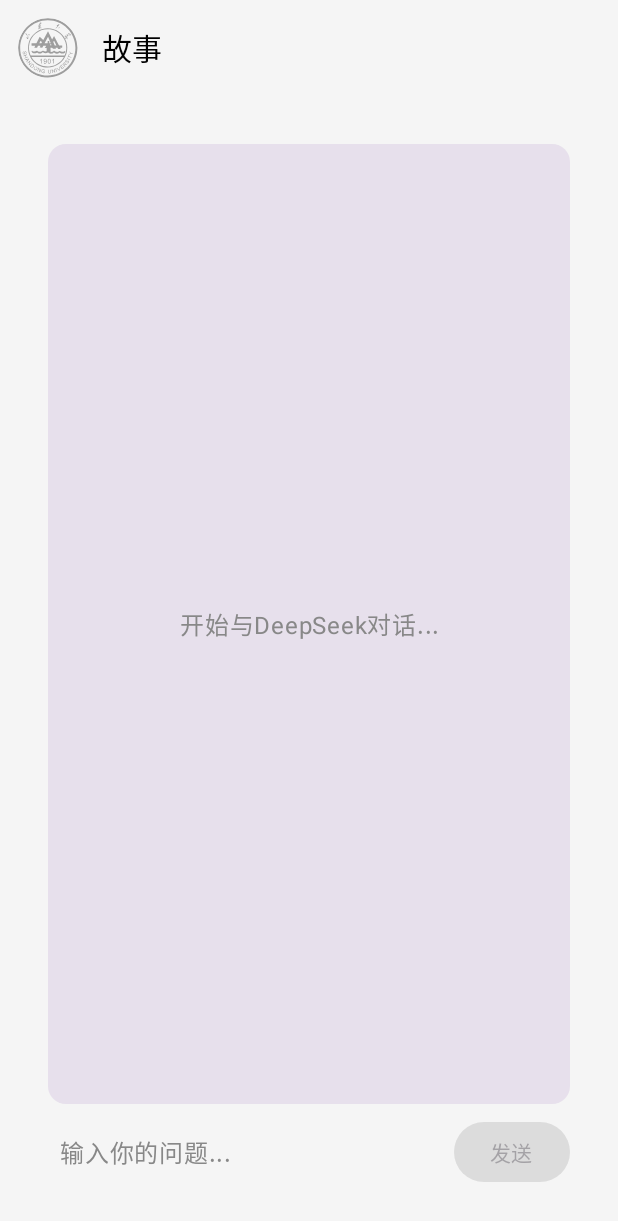
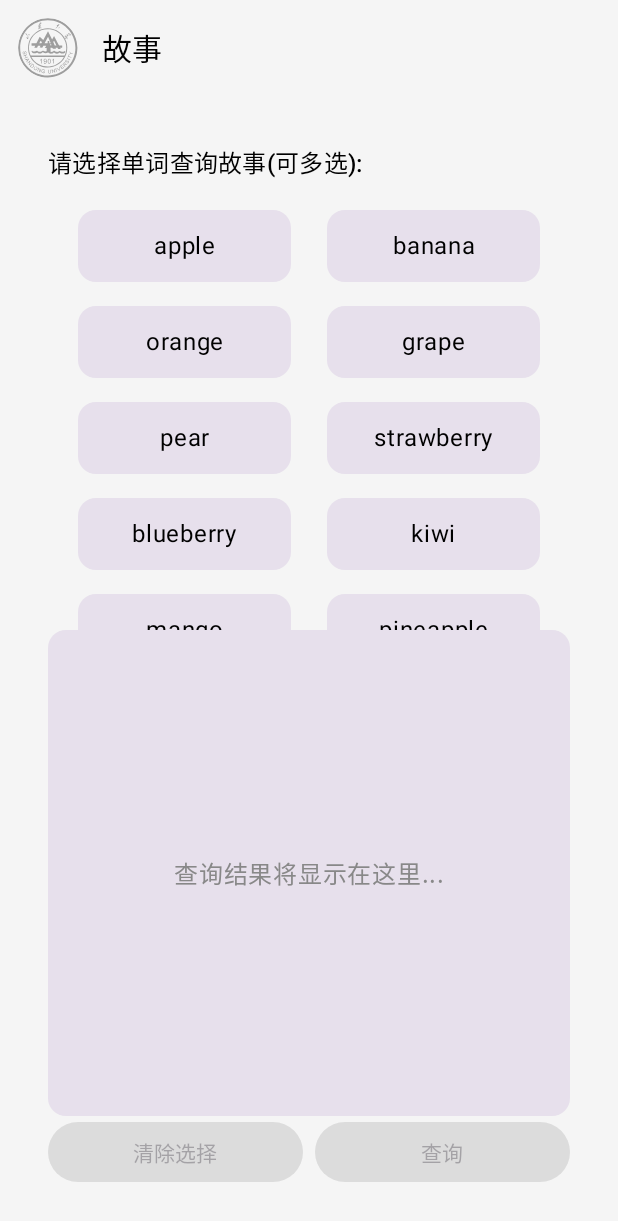
Before and after one commit to xxtd223/word-learning-software, an Android app built with Jetpack Compose: the StoryScreen screen opened through its navigation route, on a phone screen of 412 x 824 dp. Shown: the top 1221 px of the screen. Run offline under Robolectric (Android 15) with nearby library versions, the phone set to English and light mode, and no system bars; our stand-ins replace Dagger/Hilt's generated code, accompanist, constraintlayout-compose; libraries missing offline, so code that uses them is left out: okhttp3.sse.

Commit message:
接口输入输出格式问题初步搞定 1.输入气泡隐藏 2.输出不再分多个气泡 3.初步规定了输入格式 4.界面优化为选单词，而不是提问

```diff
--- a/Landing-master/app/src/main/java/com/peter/landing/ui/screen/ds/DeepSeekChatScreen.kt
+++ b/Landing-master/app/src/main/java/com/peter/landing/ui/screen/ds/DeepSeekChatScreen.kt
@@ -14,6 +14,7 @@
 import androidx.compose.foundation.lazy.items
 import androidx.compose.foundation.text.BasicTextField
 import androidx.compose.material3.Button
+import androidx.compose.material3.ButtonDefaults
 import androidx.compose.material3.CircularProgressIndicator
 import androidx.compose.material3.MaterialTheme
 import androidx.compose.material3.Surface
@@ -39,7 +40,14 @@
     modifier: Modifier = Modifier,
     viewModel: DeepSeekViewModel = viewModel()
 ) {
-    var userInput by remember { mutableStateOf("") }
+    // 定义10个单词
+    val words = listOf(
+        "apple", "banana", "orange", "grape", "pear",
+        "strawberry", "blueberry", "kiwi", "mango", "pineapple"
+    )
+
+    // 使用Set来记录选中的单词，支持多选
+    val selectedWords = remember { mutableStateOf(emptySet<String>()) }
 
     Column(
         modifier = modifier
@@ -47,59 +55,125 @@
             .padding(16.dp),
         verticalArrangement = Arrangement.SpaceBetween
     ) {
-        // 聊天历史记录
+        // 单词选择区域
+        Column(
+            modifier = Modifier.weight(1f)
+        ) {
+            Text(
+                text = "请选择单词查询故事(可多选):",
+                style = MaterialTheme.typography.titleMedium,
+                modifier = Modifier.padding(bottom = 16.dp)
+            )
+
+            // 使用FlowRow或Grid布局单词按钮
+            LazyColumn {
+                items(words.chunked(2)) { rowWords ->
+                    Row(
+                        modifier = Modifier.fillMaxWidth(),
+                        horizontalArrangement = Arrangement.SpaceEvenly
+                    ) {
+                        rowWords.forEach { word ->
+                            WordButton(
+                                word = word,
+                                isSelected = word in selectedWords.value,
+                                onClick = {
+                                    selectedWords.value = if (word in selectedWords.value) {
+                                        selectedWords.value - word
+                                    } else {
+                                        selectedWords.value + word
+                                    }
+                                }
+                            )
+                        }
+                    }
+                    Spacer(modifier = Modifier.height(8.dp))
+                }
+            }
+        }
+
+        // 结果显示区域
         ChatHistory(
             history = viewModel.uiState.fullResponse,
             currentResponse = viewModel.uiState.currentResponse,
             isLoading = viewModel.uiState.isLoading,
             modifier = Modifier.weight(1f)
         )
-        Spacer(modifier = Modifier.height(8.dp))
 
-        // 输入区域
+        // 底部按钮区域
         Row(
             modifier = Modifier.fillMaxWidth(),
-            verticalAlignment = Alignment.CenterVertically
+            horizontalArrangement = Arrangement.SpaceBetween
         ) {
-            BasicTextField(
-                value = userInput,
-                onValueChange = { userInput = it },
-                modifier = Modifier.weight(1f),
-                textStyle = TextStyle(fontSize = 16.sp),
-                maxLines = 3,
-                decorationBox = { innerTextField ->
-                    Box(
-                        modifier = Modifier
-                            .padding(8.dp)
-                            .fillMaxWidth(),
-                        contentAlignment = Alignment.CenterStart
-                    ) {
-                        if (userInput.isEmpty()) {
-                            Text(
-                                text = "输入你的问题...",
-                                color = Color.Gray,
-                                fontSize = 16.sp
-                            )
-                        }
-                        innerTextField()
-                    }
-                }
-            )
+            // 清除选择按钮
+            Button(
+                onClick = { selectedWords.value = emptySet() },
+                modifier = Modifier.weight(1f).padding(end = 4.dp),
+                enabled = selectedWords.value.isNotEmpty() && !viewModel.uiState.isLoading,
+                colors = ButtonDefaults.buttonColors(
+                    containerColor = MaterialTheme.colorScheme.errorContainer,
+                    contentColor = MaterialTheme.colorScheme.onErrorContainer
+                )
+            ) {
+                Text("清除选择")
+            }
 
-            Spacer(modifier = Modifier.width(8.dp))
-
+            // 查询按钮
             Button(
                 onClick = {
-                    if (userInput.isNotBlank()) {
-                        viewModel.sendPrompt(userInput)
-                        userInput = ""
+                    if (selectedWords.value.isNotEmpty()) {
+                        val prompt = if (selectedWords.value.size == 1) {
+                            "${selectedWords.value.first()}这个词的故事是什么？\n要求：1.这个故事可以有效帮助理解这些词的释义。\n2.这个故事简短易懂。"
+                        } else {
+                            "${selectedWords.value.joinToString("、")}这两个单词能组成什么故事？\n" +
+                                    "要求：1.这个故事可以有效帮助理解这些词的释义。\n" +
+                                    "2.这个故事简短易懂。"
+                        }
+                        viewModel.sendPrompt(prompt)
+                        selectedWords.value = emptySet() // 查询后清空选择
                     }
                 },
-                enabled = userInput.isNotBlank() && !viewModel.uiState.isLoading
+                modifier = Modifier.weight(1f).padding(start = 4.dp),
+                enabled = selectedWords.value.isNotEmpty() && !viewModel.uiState.isLoading
             ) {
-                Text("发送")
+                Text("查询")
             }
         }
+    }
+}
+
+@Composable
+fun WordButton(
+    word: String,
+    isSelected: Boolean,
+    onClick: () -> Unit,
+    modifier: Modifier = Modifier
+) {
+    val backgroundColor = if (isSelected) {
+        MaterialTheme.colorScheme.primary
+    } else {
+        MaterialTheme.colorScheme.surfaceVariant
+    }
+
+    val contentColor = if (isSelected) {
+        MaterialTheme.colorScheme.onPrimary
+    } else {
+        MaterialTheme.colorScheme.onSurface
+    }
+
+    Surface(
+        modifier = modifier
+            .width(150.dp)
+            .padding(4.dp),
+        shape = MaterialTheme.shapes.medium,
+        color = backgroundColor,
+        onClick = onClick
+    ) {
+        Text(
+            text = word,
+            color = contentColor,
+            modifier = Modifier.padding(12.dp),
+            textAlign = TextAlign.Center
+        )
     }
 }
 
@@ -122,13 +196,13 @@
         ) {
             if (history.isEmpty() && currentResponse.isEmpty()) {
                 Text(
-                    text = "开始与DeepSeek对话...",
+                    text = "查询结果将显示在这里...",
                     modifier = Modifier.align(Alignment.Center),
                     color = Color.Gray,
                     textAlign = TextAlign.Center
                 )
             } else {
-                val messages = history.split("\n").filter { it.isNotBlank() }
+                val messages = history.split("\n\n\n").filter { it.isNotBlank() }
 
                 LazyColumn(
                     modifier = Modifier.fillMaxSize(),
@@ -142,14 +216,6 @@
                                 isTyping = isLoading
                             )
                         }
-                    }
-
-                    items(messages.reversed()) { message ->
-                        val isUser = message.startsWith("用户:")
-                        ChatBubble(
-                            text = message.substringAfter(":").trim(),
-                            isUser = isUser
-                        )
                     }
                 }
             }
```
